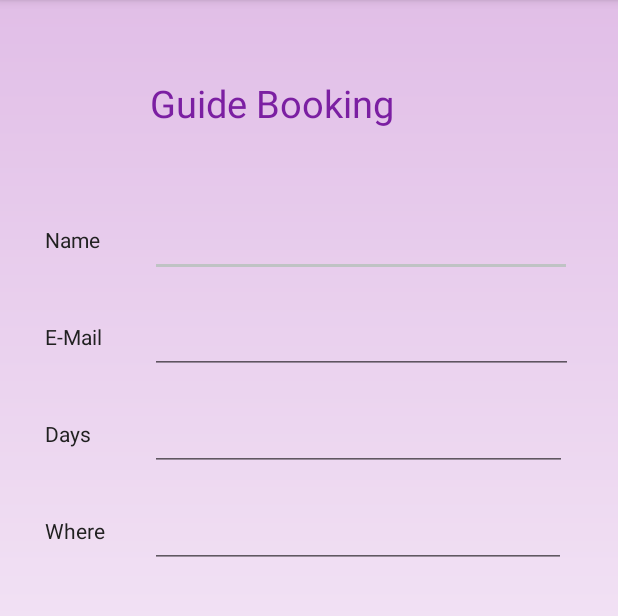
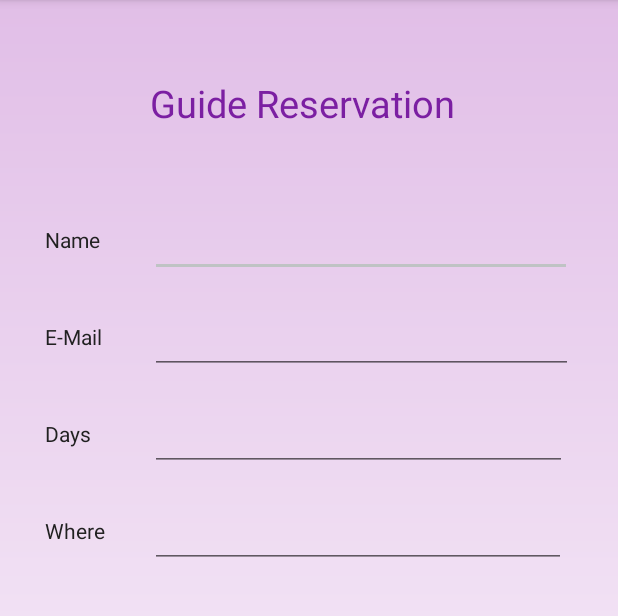
Before and after one commit to HansikaSamaraweera/TravelappUser, an Android app: the GuideBooking screen opened directly, with no data from a screen before it, on a phone screen of 412 x 824 dp, the part 84-700 px from its top. Run offline under Robolectric (Android 15) with nearby library versions, the phone set to English and light mode, and no system bars.

Commit message:
commit new

```diff
--- a/app/src/main/res/layout/activity_guide_booking.xml
+++ b/app/src/main/res/layout/activity_guide_booking.xml
@@ -114,7 +114,7 @@
         android:layout_height="wrap_content"
         android:layout_marginLeft="100dp"
         android:layout_marginTop="-510dp"
-        android:text="@string/guide_reservation"
+        android:text="@string/GuideRes"
         android:textColor="@color/colorPrimaryDark"
         android:textSize="25dp" />
 
--- a/app/src/main/res/values/strings.xml
+++ b/app/src/main/res/values/strings.xml
@@ -20,6 +20,9 @@
     <string name="confirm">Confirm</string>
     <string name="edit">Edit</string>
     <string name="delete">Delete</string>
+    <string name="save">Save</string>
+    <string name="signin">SIGN IN</string>
+    <string name="next">Next</string>
 
     <string name="kandy">KANDY</string>
     <string name="anura">ANURADHAPURA</string>
@@ -27,5 +30,6 @@
     <string name="jafna">JAFFNA</string>
     <string name="rathna">RATHNAPURA</string>
     <string name="nuwara">NUWARAELIYA</string>
-    <string name="guide_reservation">Guide Booking</string>
+    <string name="GuideRes">Guide Reservation</string>
+
 </resources>
--- a/build.gradle
+++ b/build.gradle
@@ -4,7 +4,7 @@ buildscript {
     repositories {
         google()
         jcenter()
-
+        mavenCentral()
     }
     dependencies {
         classpath 'com.android.tools.build:gradle:3.4.2'
@@ -18,7 +18,7 @@ allprojects {
     repositories {
         google()
         jcenter()
-
+        mavenCentral()
     }
 }
 
```
